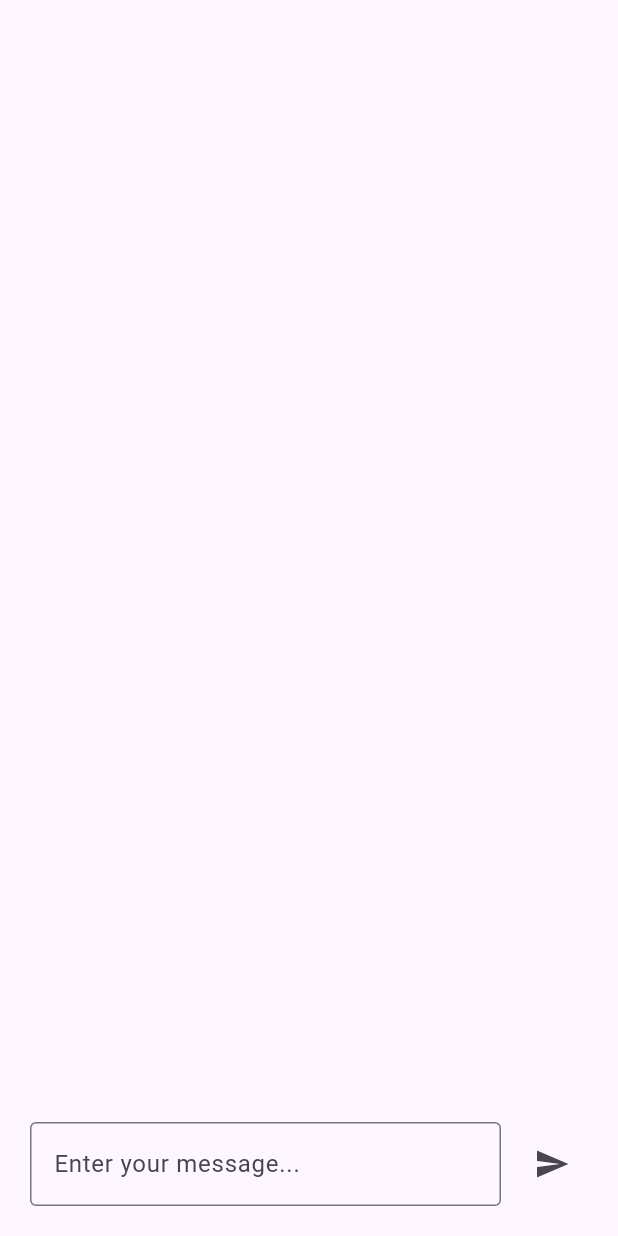
After one commit to janry24/chat_sudaman_app, a Flutter app: the KarloPage screen opened directly, on a phone screen of 412 x 824 dp. The commit adds this screen. Run offline on Flutter 3.47's test engine with Material 3 defaults, Android fonts, the phone set to English and light mode, and no system bars; our stand-ins replace dio, flutter_svg.

Commit message:
칼로 GPT 페이지 추가

```diff
--- a/lib/home/home.dart
+++ b/lib/home/home.dart
@@ -2,7 +2,7 @@ import 'package:chat_sudaman_app/koGPT/ko_gpt_page.dart';
 import 'package:chat_sudaman_app/defines/color_defines.dart';
 import 'package:chat_sudaman_app/defines/font_defines.dart';
 import 'package:chat_sudaman_app/home/home_page.dart';
-import 'package:chat_sudaman_app/imageGPT/image_gpt_page.dart';
+import 'package:chat_sudaman_app/karlo/karlo_page.dart';
 import 'package:chat_sudaman_app/search/search_page.dart';
 import 'package:flutter/material.dart';
 
@@ -19,7 +19,7 @@ class _HomeState extends State<Home> {
   final List<Widget> _pages = [
     const HomePage(),
     const KoGPTPage(),
-    const ImageGPTPage(),
+    const KarloPage(),
     const SearchPage(),
   ];
 
--- /dev/null
+++ b/lib/karlo/karlo_page.dart
@@ -0,0 +1,90 @@
+import 'package:flutter/material.dart';
+import 'package:chat_sudaman_app/karlo/karlo_service.dart';
+
+// KarloService 인스턴스 생성 및 의존성 주입
+final karloService = KarloService();
+
+class KarloPage extends StatefulWidget {
+  const KarloPage({Key? key}) : super(key: key);
+
+  @override
+  State<KarloPage> createState() => _KarloPageState();
+}
+
+class _KarloPageState extends State<KarloPage> {
+  final TextEditingController _textController = TextEditingController();
+  final List<String> _messages = [];
+  String? _imageUrl;
+
+  @override
+  Widget build(BuildContext context) {
+    return Scaffold(
+      body: Column(
+        children: [
+          Expanded(
+            child: ListView.builder(
+              reverse: true,
+              itemCount: _messages.length + (_imageUrl != null ? 1 : 0),
+              itemBuilder: (context, index) {
+                if (index == 0 && _imageUrl != null) {
+                  return Image.network(_imageUrl!);
+                }
+                final messageIndex = _imageUrl != null ? index - 1 : index;
+                return ListTile(
+                  title: Text(
+                    _messages[messageIndex],
+                    textAlign: TextAlign.start,
+                  ),
+                );
+              },
+            ),
+          ),
+          Padding(
+            padding: const EdgeInsets.all(20.0),
+            child: Row(
+              children: [
+                Expanded(
+                  child: TextField(
+                    controller: _textController,
+                    decoration: const InputDecoration(
+                      hintText: 'Enter your message...',
+                      border: OutlineInputBorder(),
+                    ),
+                  ),
+                ),
+                const SizedBox(width: 10),
+                IconButton(
+                  icon: const Icon(Icons.send),
+                  onPressed: () {
+                    _sendMessage(_textController.text);
+                  },
+                ),
+              ],
+            ),
+          ),
+        ],
+      ),
+    );
+  }
+
+  void _sendMessage(String message) async {
+    setState(() {
+      _messages.insert(0, message);
+      _textController.clear();
+      _imageUrl = null;
+    });
+
+    // KarloService의 search 메서드 호출
+    final response = await karloService.search(message);
+
+    // 응답이 있는지 및 images가 null이 아닌지 확인하고 처리
+    if (response.containsKey('images') && response['images']!.isNotEmpty) {
+      final imageUrl = response['images']![0]['image'];
+      setState(() {
+        _imageUrl = imageUrl;
+      });
+    } else {
+      print('image not found');
+    }
+  }
+}
```
Also changed, not shown: lib/imageGPT/image_gpt_page.dart (deleted, +0 -10 lines), lib/karlo/karlo_service.dart (added, +39 -0 lines).
